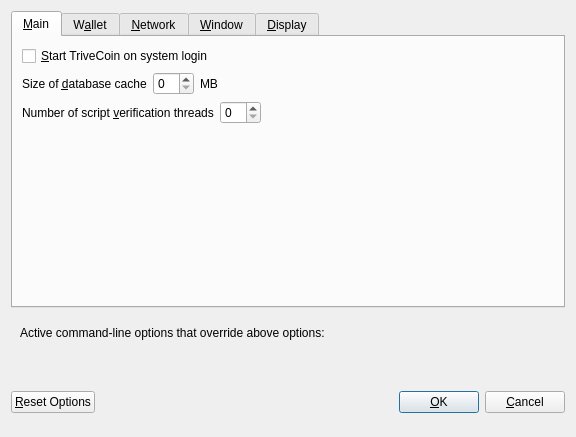
Qt form src/qt/forms/optionsdialog.ui (trivechain/trivechain-core) before a commit.
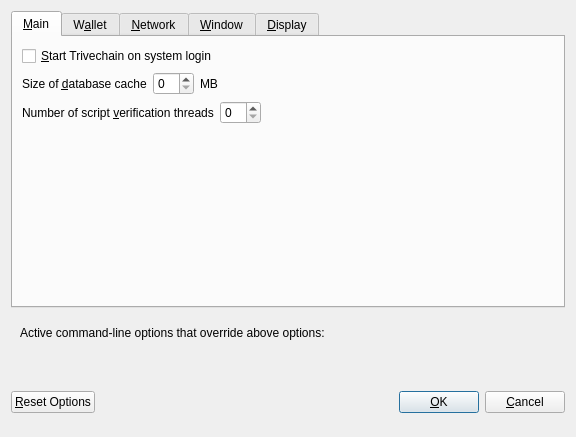
The same form after that commit. Custom widgets are drawn as their Qt base class.

```diff
--- a/src/qt/forms/optionsdialog.ui
+++ b/src/qt/forms/optionsdialog.ui
@@ -33,7 +33,7 @@
           <string>Automatically start TriveCoin after logging in to the system.</string>
          </property>
          <property name="text">
-          <string>&amp;Start TriveCoin on system login</string>
+          <string>&amp;Start Trivechain on system login</string>
          </property>
         </widget>
        </item>
```
Left out of the diff: 14 changed lines with no effect on the pictures.
